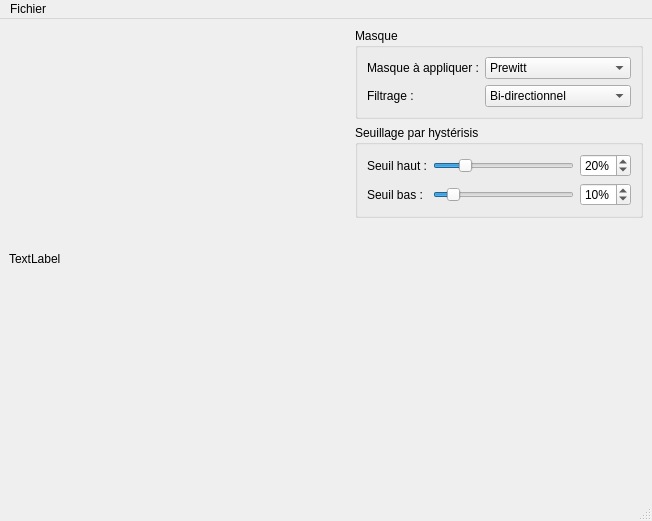
joelrandria/analyse_tp1, file tp1/InteractiveEdgeDetectionDialog.ui: the form before one commit.
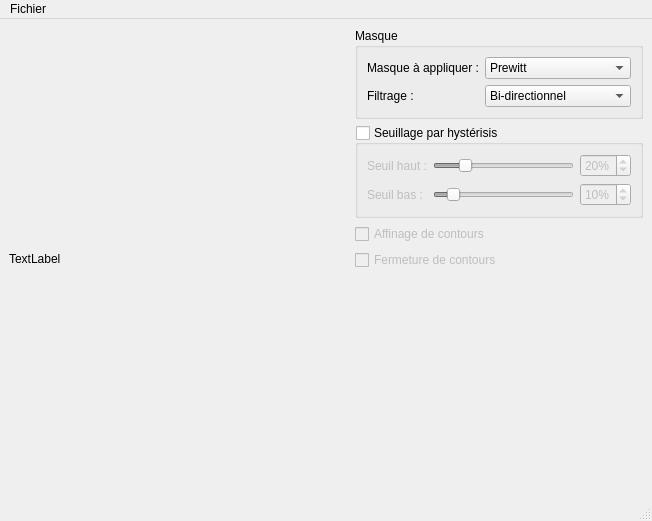
The form after the commit.

Commit message: [Boîte de dialogue interactive]  * Cases à coher permettant d'activer chaque étape individuellement  * Titre  * Recalcule bien les composantes connexes lors des changements des seuis de l'hystérésis

```diff
--- a/tp1/InteractiveEdgeDetectionDialog.ui
+++ b/tp1/InteractiveEdgeDetectionDialog.ui
@@ -109,8 +109,11 @@
         </layout>
        </widget>
       </item>
-      <item row="1" column="0">
-       <widget class="QGroupBox" name="groupBox_2">
+      <item row="2" column="0">
+       <widget class="QGroupBox" name="hysteresisThresholdingGroupBox">
+        <property name="enabled">
+         <bool>true</bool>
+        </property>
         <property name="sizePolicy">
          <sizepolicy hsizetype="Minimum" vsizetype="Preferred">
           <horstretch>0</horstretch>
@@ -120,6 +123,12 @@
         <property name="title">
          <string>Seuillage par hystérisis</string>
         </property>
+        <property name="checkable">
+         <bool>true</bool>
+        </property>
+        <property name="checked">
+         <bool>false</bool>
+        </property>
         <layout class="QGridLayout" name="gridLayout_2">
          <item row="0" column="0">
           <widget class="QLabel" name="label">
@@ -190,7 +199,7 @@
         </layout>
        </widget>
       </item>
-      <item row="2" column="0">
+      <item row="5" column="0">
        <spacer name="verticalSpacer">
         <property name="orientation">
          <enum>Qt::Vertical</enum>
@@ -203,6 +212,26 @@
         </property>
        </spacer>
       </item>
+      <item row="4" column="0">
+       <widget class="QCheckBox" name="edgeClosureCheckbox">
+        <property name="enabled">
+         <bool>false</bool>
+        </property>
+        <property name="text">
+         <string>Fermeture de contours</string>
+        </property>
+       </widget>
+      </item>
+      <item row="3" column="0">
+       <widget class="QCheckBox" name="edgeRefiningCheckbox">
+        <property name="enabled">
+         <bool>false</bool>
+        </property>
+        <property name="text">
+         <string>Affinage de contours</string>
+        </property>
+       </widget>
+      </item>
      </layout>
     </item>
    </layout>
```
The commit also changes 3 other files.
